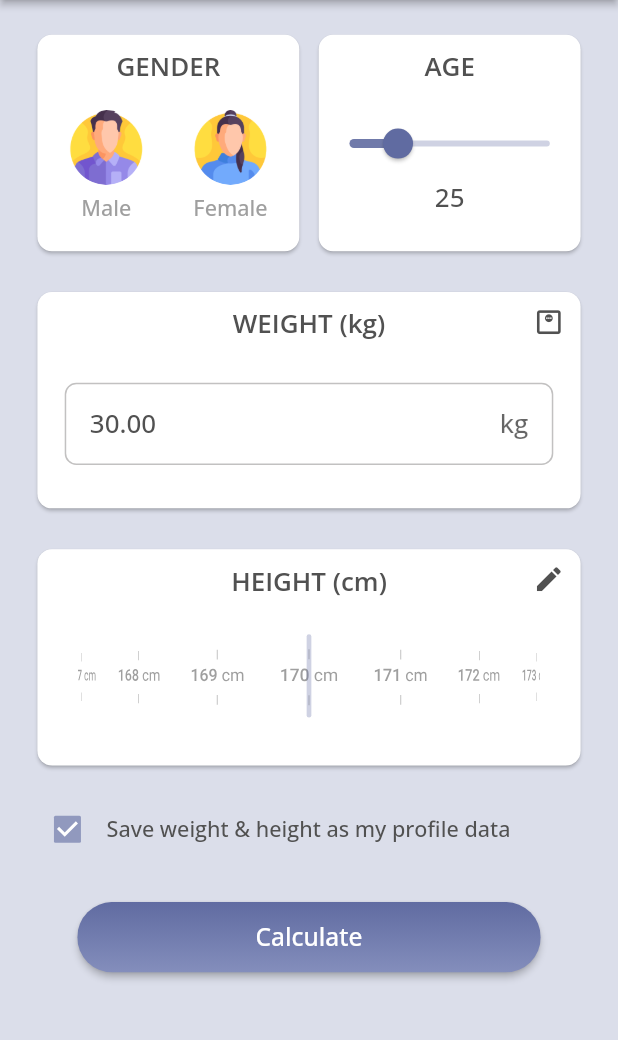
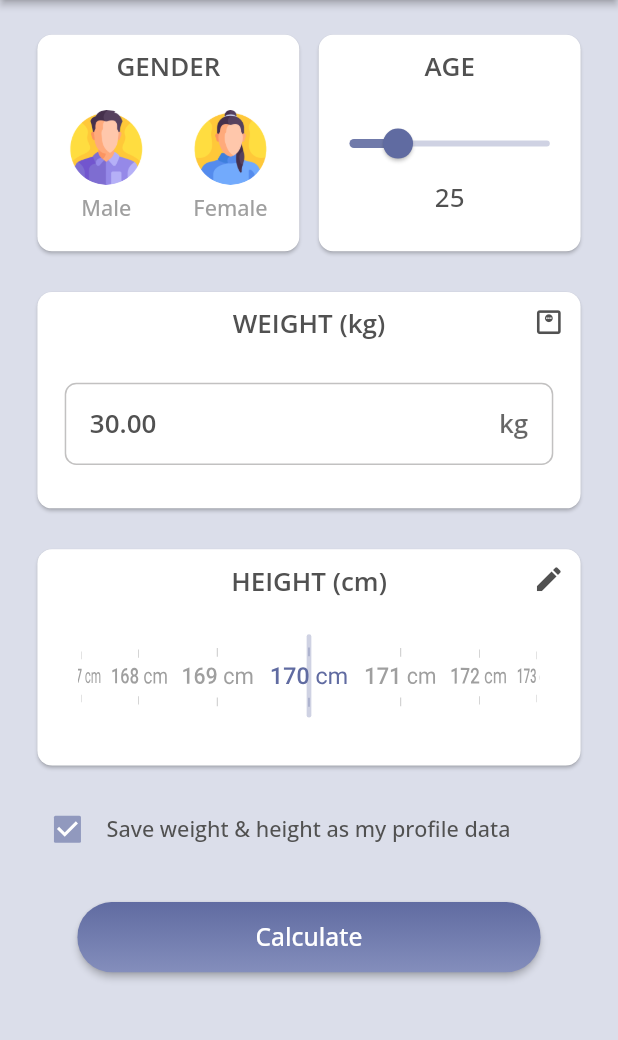
Before and after one commit to MSahirullah/BMI_Calculator_App, a Flutter app: the screen it shows once a user with an empty profile is signed in, after a tap on the "edit" icon, on a phone screen of 412 x 824 dp, the part 84-1124 px from its top. Run offline on Flutter 3.47's test engine with Material 2 defaults, Android fonts, the phone set to English and light mode, and no system bars; our stand-ins replace cached_network_image, cloud_firestore, firebase_auth, firebase_core, firebase_storage, flutter_easyloading and 7 more; missing offline and left inert: age_calculator; accounts and stored records are empty.

Commit message:
horizontal picker function updated

```diff
--- a/lib/Screens/home_screen.dart
+++ b/lib/Screens/home_screen.dart
@@ -526,8 +526,8 @@ class _HomeScreenState extends State<HomeScreen> {
                                   controller: weightController,
                                   key: const ValueKey('Weight'),
                                   style: TextStyle(
-                                      fontSize: Dimentions.height10 * 1.8,
-                                      fontWeight: FontWeight.w500,
+                                      fontSize: Dimentions.pxH * 18,
+                                      fontWeight: FontWeight.w600,
                                       color: AppColors.secondaryColor),
                                   keyboardType: TextInputType.number,
                                   inputFormatters: [
@@ -703,8 +703,8 @@ class _HomeScreenState extends State<HomeScreen> {
                                   controller: heightController,
                                   key: const ValueKey('Height'),
                                   style: TextStyle(
-                                      fontSize: Dimentions.height10 * 1.8,
-                                      fontWeight: FontWeight.w500,
+                                      fontSize: Dimentions.pxH * 18,
+                                      fontWeight: FontWeight.w600,
                                       color: AppColors.secondaryColor),
                                   keyboardType: TextInputType.number,
                                   inputFormatters: [
@@ -784,7 +784,7 @@ class _HomeScreenState extends State<HomeScreen> {
                   icon: null,
                   onPressed: () {
                     dismissSnackBar();
-                    if (_genderSelected == 'null') {
+                    if (_genderSelected == 'null' || _genderSelected == '') {
                       showSnackBar("Please select gender.");
                       return;
                     }
--- a/lib/utils/horizontal_picker.dart
+++ b/lib/utils/horizontal_picker.dart
@@ -56,7 +56,7 @@ class _HorizontalPickerState extends State<HorizontalPicker> {
       valueMap.add({
         "value": widget.minValue +
             ((widget.maxValue - widget.minValue) / widget.divisions) * i,
-        "fontSize": Dimentions.pxH * 14,
+        "fontSize": Dimentions.pxH * 21,
         "color": widget.passiveItemsTextColor,
       });
     }
@@ -96,9 +96,13 @@ class _HorizontalPickerState extends State<HorizontalPicker> {
                 },
                 children: valueMap.map((Map curValue) {
                   return ItemWidget(
-                    curValue,
-                    widget.backgroundColor,
-                    widget.suffix,
+                    curItem: curValue,
+                    backgroundColor: widget.backgroundColor,
+                    suffix: widget.suffix,
+                    initColor:
+                        valueMap.indexOf(curValue) == widget.initialPositionX
+                            ? AppColors.mainColor
+                            : AppColors.greyColor,
                   );
                 }).toList()),
           ),
@@ -133,11 +137,11 @@ class _HorizontalPickerState extends State<HorizontalPicker> {
     for (var i = 0; i < valueMap.length; i++) {
       if (i == item) {
         valueMap[item]["color"] = widget.activeItemTextColor;
-        valueMap[item]["fontSize"] = Dimentions.pxH * 15;
+        valueMap[item]["fontSize"] = Dimentions.pxH * 21;
         valueMap[item]["hasBorders"] = true;
       } else {
         valueMap[i]["color"] = widget.passiveItemsTextColor;
-        valueMap[i]["fontSize"] = Dimentions.pxH * 15;
+        valueMap[i]["fontSize"] = Dimentions.pxH * 21;
         valueMap[i]["hasBorders"] = false;
       }
     }
--- a/lib/utils/item_widget.dart
+++ b/lib/utils/item_widget.dart
@@ -7,11 +7,13 @@ class ItemWidget extends StatefulWidget {
   final Map curItem;
   final Color backgroundColor;
   final String suffix;
+  final Color initColor;
 
-  const ItemWidget(
-    this.curItem,
-    this.backgroundColor,
-    this.suffix, {
+  const ItemWidget({
+    required this.curItem,
+    required this.backgroundColor,
+    required this.suffix,
+    required this.initColor,
     Key? key,
   }) : super(key: key);
 
@@ -57,8 +59,11 @@ class _ItemWidgetState extends State<ItemWidget> {
               Text(
                 "|",
                 style: TextStyle(
-                    fontSize: Dimentions.pxH * 8,
-                    color: widget.curItem["color"]),
+                  fontSize: Dimentions.pxH * 8,
+                  color: (widget.initColor == const Color(0xff9f9f9f)
+                      ? widget.curItem["color"]
+                      : widget.initColor),
+                ),
               ),
               SizedBox(height: Dimentions.pxH * 5),
               RichText(
@@ -68,7 +73,9 @@ class _ItemWidgetState extends State<ItemWidget> {
                       text: leftText,
                       style: TextStyle(
                         fontSize: widget.curItem["fontSize"],
-                        color: widget.curItem["color"],
+                        color: (widget.initColor == const Color(0xff9f9f9f)
+                            ? widget.curItem["color"]
+                            : widget.initColor),
                         fontWeight: FontWeight.w500,
                       ),
                     ),
@@ -76,14 +83,18 @@ class _ItemWidgetState extends State<ItemWidget> {
                       text: rightText == "0" ? "" : ".",
                       style: TextStyle(
                         fontSize: widget.curItem["fontSize"] - 2,
-                        color: widget.curItem["color"],
+                        color: (widget.initColor == const Color(0xff9f9f9f)
+                            ? widget.curItem["color"]
+                            : widget.initColor),
                       ),
                     ),
                     TextSpan(
                       text: rightText == "0" ? "" : rightText,
                       style: TextStyle(
                         fontSize: widget.curItem["fontSize"] - 2,
-                        color: widget.curItem["color"],
+                        color: (widget.initColor == const Color(0xff9f9f9f)
+                            ? widget.curItem["color"]
+                            : widget.initColor),
                         fontWeight: FontWeight.w500,
                       ),
                     ),
@@ -91,7 +102,9 @@ class _ItemWidgetState extends State<ItemWidget> {
                       text: widget.suffix.isEmpty ? "" : widget.suffix,
                       style: TextStyle(
                         fontSize: widget.curItem["fontSize"],
-                        color: widget.curItem["color"],
+                        color: (widget.initColor == const Color(0xff9f9f9f)
+                            ? widget.curItem["color"]
+                            : widget.initColor),
                       ),
                     )
                   ],
@@ -101,8 +114,11 @@ class _ItemWidgetState extends State<ItemWidget> {
               Text(
                 "|",
                 style: TextStyle(
-                    fontSize: Dimentions.pxH * 8,
-                    color: widget.curItem["color"]),
+                  fontSize: Dimentions.pxH * 8,
+                  color: (widget.initColor == const Color(0xff9f9f9f)
+                      ? widget.curItem["color"]
+                      : widget.initColor),
+                ),
               ),
             ],
           ),
```
